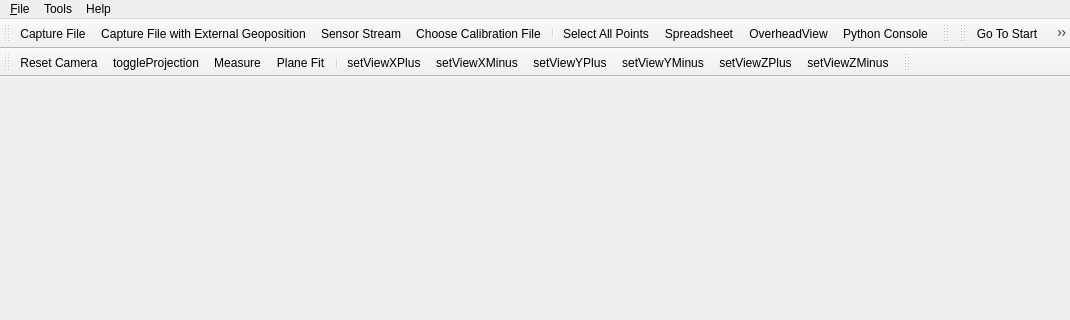
The window that vvMainWindow.ui (Kitware/VeloView) describes before a commit, drawn with Qt 5; both pictures show x 0 to 1070 and y 0 to 320 of the 1070 by 645 pixel window.
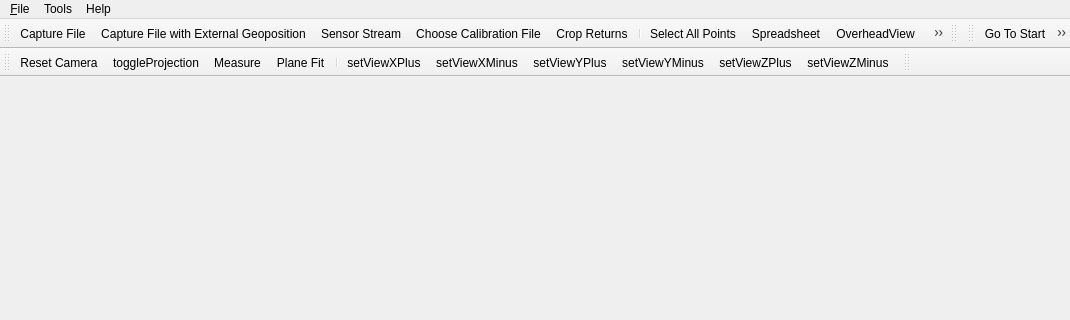
The same window after the commit. Icons and pictures are not drawn. Custom widgets are drawn as their Qt base class.

Commit message:
implement return cropping
Add ability to crop returns withing a specified XYZ bounding box
(relative to the transformed sensor). This allows excluding returns off
of the sensor platform (vehicle).

The XYZ bounding box should be sufficient for most applications, and is
more robust than a simple distance threshold against objects near, but
not actually part of, the platform (such as overhanging trees). It still
won't handle e.g. if the platform actually runs into such an object.

Patch:
```diff
--- a/vvMainWindow.ui
+++ b/vvMainWindow.ui
@@ -119,6 +119,7 @@
    <addaction name="actionOpenApplanix"/>
    <addaction name="actionOpen_Sensor_Stream"/>
    <addaction name="actionChoose_Calibration_File"/>
+   <addaction name="actionCropReturns"/>
    <addaction name="separator"/>
    <addaction name="actionSelect_All_Points"/>
    <addaction name="actionSpreadsheet"/>
@@ -715,6 +716,15 @@
     <string>Open a text file with POSPAC text-format position data collected from an Applanix sensor, and Wireshark-format capture file with data collected from a Velodyne sensor</string>
    </property>
   </action>
+  <action name="actionCropReturns">
+   <property name="icon">
+    <iconset resource="VelodyneHDL/images/resources.qrc">
+     <normaloff>:/VelodyneHDLPlugin/crop.png</normaloff>:/VelodyneHDLPlugin/crop.png</iconset>
+   </property>
+   <property name="text">
+    <string>Crop Returns...</string>
+   </property>
+  </action>
  </widget>
  <customwidgets>
   <customwidget>
```
Left out of the diff: 1 changed line with no effect on the pictures. The commit also changes 13 other files.
